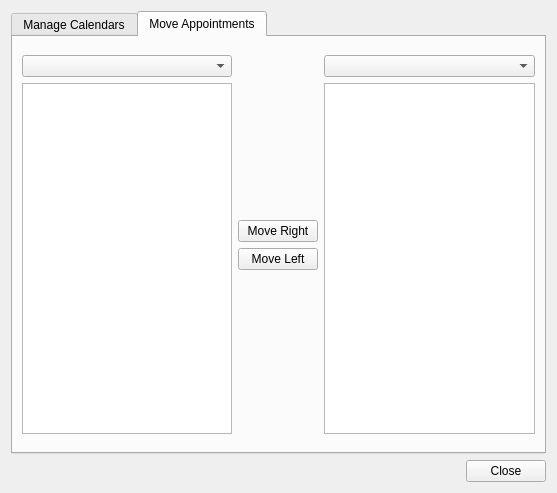
Old version of the form src/ui/calendarmanagerdialog.ui in the repository ngc42/Daylight.
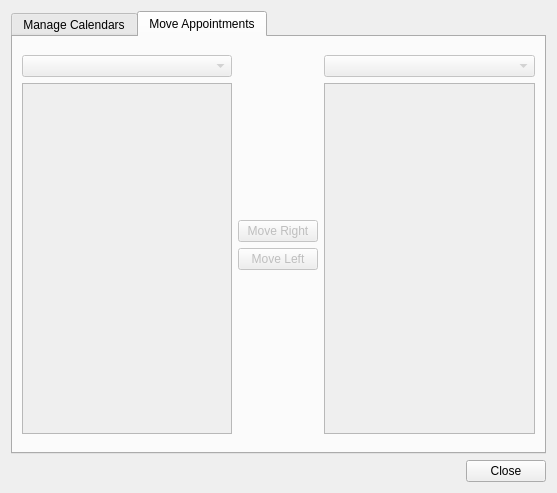
New version of the form. Icons and pictures are not drawn.

Commit message: added calendarmanager dialog

What changed in the file:
```diff
--- a/src/ui/calendarmanagerdialog.ui
+++ b/src/ui/calendarmanagerdialog.ui
@@ -16,6 +16,9 @@
   <layout class="QVBoxLayout" name="verticalLayout">
    <item>
     <widget class="QTabWidget" name="tabWidget">
+     <property name="enabled">
+      <bool>true</bool>
+     </property>
      <property name="layoutDirection">
       <enum>Qt::LeftToRight</enum>
      </property>
@@ -154,6 +157,9 @@
       </layout>
      </widget>
      <widget class="QWidget" name="tabMoveAppointments">
+      <property name="enabled">
+       <bool>false</bool>
+      </property>
       <attribute name="title">
        <string>Move Appointments</string>
       </attribute>
```
Left out of the diff: 6 changed lines with no effect on the pictures. The commit also changes 5 other files.
